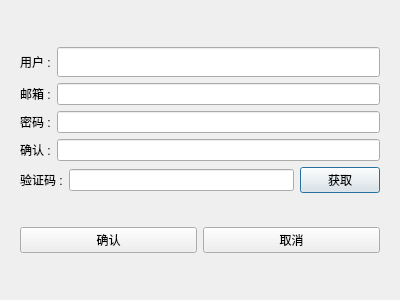
This is client/xiguchat/registerdialog.ui in yrc920/xiguchat as Qt 5 draws it before an edit. The edited form follows.
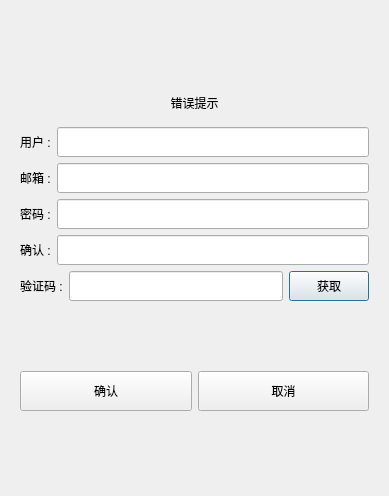
This is the edited form.

```diff
--- a/client/xiguchat/registerdialog.ui
+++ b/client/xiguchat/registerdialog.ui
@@ -6,8 +6,8 @@
    <rect>
     <x>0</x>
     <y>0</y>
-    <width>400</width>
-    <height>300</height>
+    <width>389</width>
+    <height>496</height>
    </rect>
   </property>
   <property name="windowTitle">
@@ -33,6 +33,22 @@
            </property>
           </spacer>
          </item>
+         <item>
+          <widget class="QWidget" name="widget" native="true">
+           <layout class="QVBoxLayout" name="verticalLayout_4">
+            <item>
+             <widget class="QLabel" name="err_tip">
+              <property name="text">
+               <string>错误提示</string>
+              </property>
+              <property name="alignment">
+               <set>Qt::AlignCenter</set>
+              </property>
+             </widget>
+            </item>
+           </layout>
+          </widget>
+         </item>
          <item>
           <layout class="QHBoxLayout" name="horizontalLayout">
            <item>
@@ -76,13 +92,38 @@
           <layout class="QHBoxLayout" name="horizontalLayout_2">
            <item>
             <widget class="QLabel" name="email_label">
+             <property name="minimumSize">
+              <size>
+               <width>0</width>
+               <height>30</height>
+              </size>
+             </property>
+             <property name="maximumSize">
+              <size>
+               <width>16777215</width>
+               <height>30</height>
+              </size>
+             </property>
              <property name="text">
               <string>邮箱 :</string>
              </property>
             </widget>
            </item>
            <item>
-            <widget class="QLineEdit" name="email_edit"/>
+            <widget class="QLineEdit" name="email_edit">
+             <property name="minimumSize">
+              <size>
+               <width>0</width>
+               <height>30</height>
+              </size>
+             </property>
+             <property name="maximumSize">
+              <size>
+               <width>16777215</width>
+               <height>30</height>
+              </size>
+             </property>
+            </widget>
            </item>
           </layout>
          </item>
@@ -90,27 +131,77 @@
           <layout class="QHBoxLayout" name="horizontalLayout_3">
            <item>
             <widget class="QLabel" name="pass_label">
+             <property name="minimumSize">
+              <size>
+               <width>0</width>
+               <height>30</height>
+              </size>
+             </property>
+             <property name="maximumSize">
+              <size>
+               <width>16777215</width>
+               <height>30</height>
+              </size>
+             </property>
              <property name="text">
               <string>密码 :</string>
              </property>
             </widget>
            </item>
            <item>
-            <widget class="QLineEdit" name="pass_edit"/>
+            <widget class="QLineEdit" name="pass_edit">
+             <property name="minimumSize">
+              <size>
+               <width>0</width>
+               <height>30</height>
+              </size>
+             </property>
+             <property name="maximumSize">
+              <size>
+               <width>16777215</width>
+               <height>30</height>
+              </size>
+             </property>
+            </widget>
            </item>
           </layout>
          </item>
          <item>
           <layout class="QHBoxLayout" name="horizontalLayout_4">
            <item>
-            <widget class="QLabel" name="label_3">
+            <widget class="QLabel" name="confirm_label">
+             <property name="minimumSize">
+              <size>
+               <width>0</width>
+               <height>30</height>
+              </size>
+             </property>
+             <property name="maximumSize">
+              <size>
+               <width>16777215</width>
+               <height>30</height>
+              </size>
+             </property>
              <property name="text">
               <string>确认 :</string>
              </property>
             </widget>
            </item>
            <item>
-            <widget class="QLineEdit" name="lineEdit_3"/>
+            <widget class="QLineEdit" name="confirm_edit">
+             <property name="minimumSize">
+              <size>
+               <width>0</width>
+               <height>30</height>
+              </size>
+             </property>
+             <property name="maximumSize">
+              <size>
+               <width>16777215</width>
+               <height>30</height>
+              </size>
+             </property>
+            </widget>
            </item>
           </layout>
          </item>
@@ -118,16 +209,47 @@
           <layout class="QHBoxLayout" name="horizontalLayout_5">
            <item>
             <widget class="QLabel" name="varify_label">
+             <property name="minimumSize">
+              <size>
+               <width>0</width>
+               <height>30</height>
+              </size>
+             </property>
+             <property name="maximumSize">
+              <size>
+               <width>16777215</width>
+               <height>30</height>
+              </size>
+             </property>
              <property name="text">
               <string>验证码 :</string>
              </property>
             </widget>
            </item>
            <item>
-            <widget class="QLineEdit" name="varify_edit"/>
+            <widget class="QLineEdit" name="varify_edit">
+             <property name="minimumSize">
+              <size>
+               <width>0</width>
+               <height>30</height>
+              </size>
+             </property>
+             <property name="maximumSize">
+              <size>
+               <width>16777215</width>
+               <height>30</height>
+              </size>
+             </property>
+            </widget>
            </item>
            <item>
             <widget class="QPushButton" name="get_code">
+             <property name="minimumSize">
+              <size>
+               <width>0</width>
+               <height>30</height>
+              </size>
+             </property>
              <property name="text">
               <string>获取</string>
              </property>
@@ -152,6 +274,12 @@
           <layout class="QHBoxLayout" name="horizontalLayout_6">
            <item>
             <widget class="QPushButton" name="confirm_btn">
+             <property name="minimumSize">
+              <size>
+               <width>0</width>
+               <height>40</height>
+              </size>
+             </property>
              <property name="text">
               <string>确认</string>
              </property>
@@ -159,6 +287,12 @@
            </item>
            <item>
             <widget class="QPushButton" name="cancel_btn">
+             <property name="minimumSize">
+              <size>
+               <width>0</width>
+               <height>40</height>
+              </size>
+             </property>
              <property name="text">
               <string>取消</string>
              </property>
```
